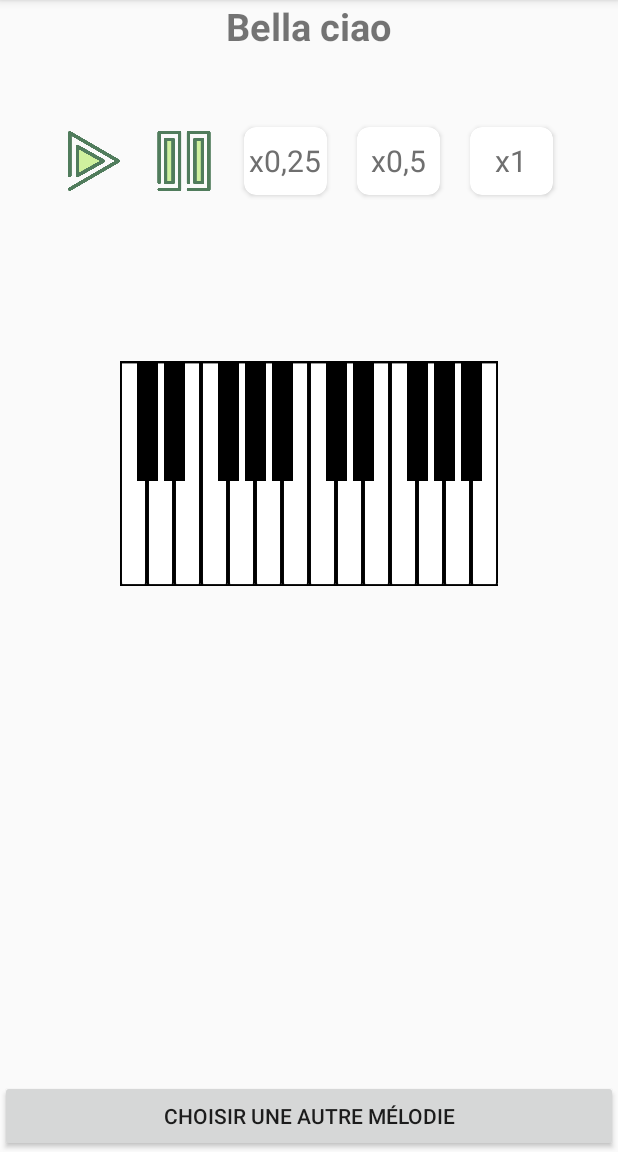
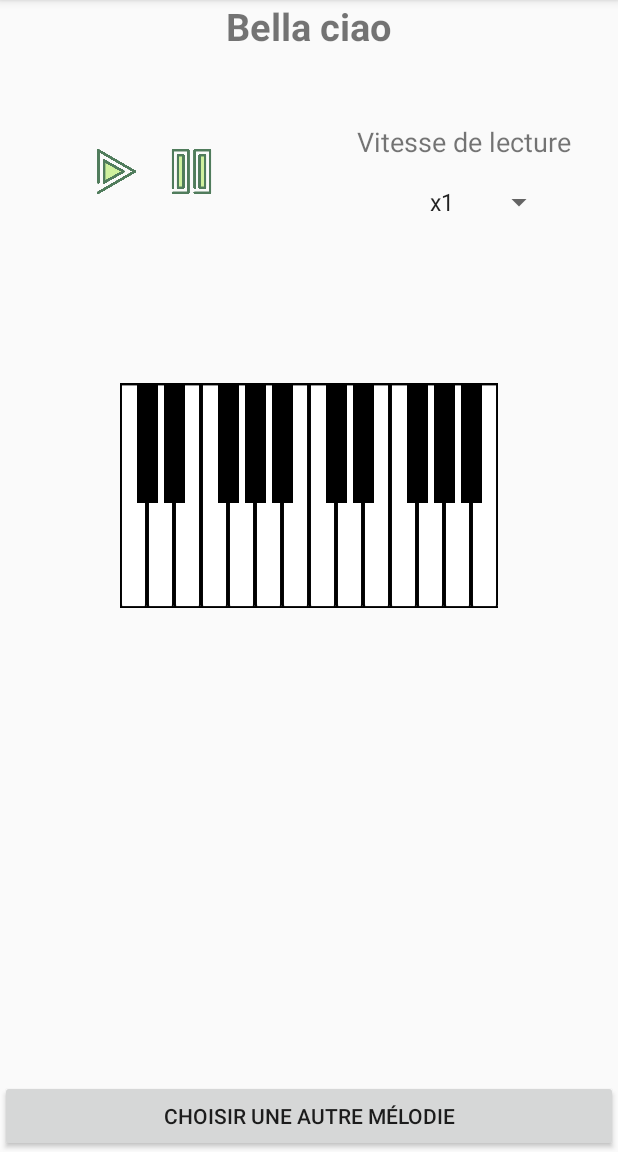
Before and after one commit to Kilian-Pichard/ZicAll, an Android app: the ApprentissagePiano screen opened directly, with no data from a screen before it, on a phone screen of 412 x 824 dp, the part 84-1236 px from its top. Run offline under Robolectric (Android 15) with nearby library versions, the phone set to English and light mode, and no system bars.

Commit message:
Spinner ajouté au lieu de 3 boutons dans apprentissage piano

```diff
--- a/app/src/main/java/iutbayonne/projet/zicall/ApprentissagePiano.java
+++ b/app/src/main/java/iutbayonne/projet/zicall/ApprentissagePiano.java
@@ -7,7 +7,9 @@ import android.view.Menu;
 import android.view.MenuInflater;
 import android.view.MenuItem;
 import android.view.View;
+import android.widget.AdapterView;
 import android.widget.ImageView;
+import android.widget.Spinner;
 import android.widget.TextView;
 
 import androidx.appcompat.app.AppCompatActivity;
@@ -15,7 +17,6 @@ import androidx.appcompat.widget.Toolbar;
 import androidx.cardview.widget.CardView;
 
 import iutbayonne.projet.zicall.ApprentissagePianoPackage.ClavierPianoPackage.Touche;
-import iutbayonne.projet.zicall.ApprentissagePianoPackage.MelodiePackage.Choix_melodie_entrainement_piano;
 import iutbayonne.projet.zicall.ApprentissagePianoPackage.MelodiePackage.Melodie;
 import iutbayonne.projet.zicall.ApprentissagePianoPackage.MelodiePackage.NoteMelodie;
 
@@ -29,7 +30,7 @@ public class ApprentissagePiano extends AppCompatActivity {
     private static MediaPlayer audioTouche;
     private double vitesseMelodie;
 
-    private CardView vitesseUnQuart, vitesseUnDemi, vitesseReelle;
+    private Spinner s_vitesse;
 
     @Override
     protected void onCreate(Bundle savedInstanceState) {
@@ -46,40 +47,28 @@ public class ApprentissagePiano extends AppCompatActivity {
         this.titreMelodie = findViewById(R.id.titreMelodie);
         this.titreMelodie.setText(melodie.getTitreMelodie());
 
-        this.vitesseMelodie = 1.0;
-        this.vitesseUnQuart = findViewById(R.id.btnVitesseMelodieUnQuart);
-        this.vitesseUnQuart.setEnabled(true);
-        this.vitesseUnQuart.setOnClickListener(new View.OnClickListener() {
+        this.s_vitesse = findViewById(R.id.S_vitesse);
+
+        s_vitesse.setOnItemSelectedListener(new AdapterView.OnItemSelectedListener() {
             @Override
-            public void onClick(View v) {
-                vitesseMelodie = 0.25;
-                vitesseUnQuart.setEnabled(false);
-                vitesseUnDemi.setEnabled(true);
-                vitesseReelle.setEnabled(true);
+            public void onItemSelected(AdapterView<?> parent, View view, int position, long id) {
+                if(position == 0)
+                {
+                    vitesseMelodie = 1.0;
+                }
+                if(position == 1)
+                {
+                    vitesseMelodie = 0.5;
+                }
+                if(position == 2)
+                {
+                    vitesseMelodie = 0.25;
+                }
             }
-        });
 
-        this.vitesseUnDemi = findViewById(R.id.btnVitesseMelodieUnDemi);
-        this.vitesseUnDemi.setEnabled(true);
-        this.vitesseUnDemi.setOnClickListener(new View.OnClickListener() {
             @Override
-            public void onClick(View v) {
-                vitesseMelodie = 0.5;
-                vitesseUnQuart.setEnabled(true);
-                vitesseUnDemi.setEnabled(false);
-                vitesseReelle.setEnabled(true);
-            }
-        });
+            public void onNothingSelected(AdapterView<?> parent) {
 
-        this.vitesseReelle = findViewById(R.id.btnVitesseMelodieReelle);
-        this.vitesseReelle.setEnabled(false);
-        this.vitesseReelle.setOnClickListener(new View.OnClickListener() {
-            @Override
-            public void onClick(View v) {
-                vitesseMelodie = 1.0;
-                vitesseUnQuart.setEnabled(true);
-                vitesseUnDemi.setEnabled(true);
-                vitesseReelle.setEnabled(false);
             }
         });
 
--- a/app/src/main/res/layout/activity_apprentissage_piano.xml
+++ b/app/src/main/res/layout/activity_apprentissage_piano.xml
@@ -43,13 +43,21 @@
             android:layout_width="match_parent"
             android:layout_height="wrap_content"
             android:gravity="center"
-            android:layout_marginTop="20sp">
+            android:layout_marginTop="20sp"
+            android:orientation="horizontal">
+
+            <LinearLayout
+                android:layout_width="match_parent"
+                android:layout_height="match_parent"
+                android:layout_weight="1"
+                android:orientation="horizontal"
+                android:gravity="center">
 
                 <ImageView
                     android:id="@+id/btnLancerMelodie"
                     android:layout_margin="10dp"
-                android:layout_width="40dp"
-                android:layout_height="40dp"
+                    android:layout_width="30dp"
+                    android:layout_height="30dp"
                     android:layout_gravity="center"
                     android:onClick="lancerMelodie"
                     app:srcCompat="@drawable/start"
@@ -62,79 +70,39 @@
                     android:layout_margin="10dp"
                     android:id="@+id/btnArreterMelodie"
                     android:onClick="arreterMelodie"
-                android:layout_width="40dp"
-                android:layout_height="40dp"
+                    android:layout_width="30dp"
+                    android:layout_height="30dp"
                     android:layout_gravity="center"
                     app:srcCompat="@drawable/pause"
                     android:clickable="true"
                     android:focusable="true"
                     android:foreground="?android:attr/selectableItemBackground"/>
+            </LinearLayout>
 
-            <androidx.cardview.widget.CardView
-                android:id="@+id/btnVitesseMelodieUnQuart"
-                android:layout_margin="10dp"
-                android:layout_width="55dp"
-                android:layout_height="45dp"
-                android:layout_gravity="center"
-                android:clickable="true"
-                android:focusable="true"
-                app:cardCornerRadius="8dp"
-                android:foreground="?android:attr/selectableItemBackground"
-                app:cardElevation="2dp">
+            <LinearLayout
+                android:layout_width="match_parent"
+                android:layout_height="match_parent"
+                android:orientation="vertical"
+                android:layout_weight="1">
 
                 <TextView
+                    android:layout_width="match_parent"
+                    android:layout_height="40dp"
+                    android:text="Vitesse de lecture"
+                    android:textSize="18sp"
+                    android:gravity="center"/>
+
+                <Spinner
+                    android:id="@+id/S_vitesse"
+                    android:layout_marginLeft="10dp"
                     android:layout_width="wrap_content"
-                    android:layout_height="wrap_content"
+                    android:layout_height="40dp"
+                    android:entries="@array/vitesse"
                     android:layout_gravity="center"
-                    android:text="x0,25"
-                    android:textColor="#6f6f6f"
-                    android:textSize="20sp" />
+                    android:gravity="center"
+                    android:spinnerMode="dialog"/>
+            </LinearLayout>
 
-            </androidx.cardview.widget.CardView>
-
-            <androidx.cardview.widget.CardView
-                android:id="@+id/btnVitesseMelodieUnDemi"
-                android:layout_width="55dp"
-                android:layout_height="45dp"
-                android:layout_gravity="center"
-                android:layout_margin="10dp"
-                android:clickable="true"
-                android:focusable="true"
-                android:foreground="?android:attr/selectableItemBackground"
-                app:cardCornerRadius="8dp"
-                app:cardElevation="2dp">
-
-                <TextView
-                    android:layout_width="wrap_content"
-                    android:layout_height="wrap_content"
-                    android:layout_gravity="center"
-                    android:text="x0,5"
-                    android:textColor="#6f6f6f"
-                    android:textSize="20sp" />
-
-            </androidx.cardview.widget.CardView>
-
-            <androidx.cardview.widget.CardView
-                android:id="@+id/btnVitesseMelodieReelle"
-                android:layout_margin="10dp"
-                android:layout_width="55dp"
-                android:layout_height="45dp"
-                android:layout_gravity="center"
-                android:clickable="true"
-                android:focusable="true"
-                app:cardCornerRadius="8dp"
-                android:foreground="?android:attr/selectableItemBackground"
-                app:cardElevation="2dp">
-
-                <TextView
-                    android:layout_width="wrap_content"
-                    android:layout_height="wrap_content"
-                    android:layout_gravity="center"
-                    android:text="x1"
-                    android:textColor="#6f6f6f"
-                    android:textSize="20sp" />
-
-            </androidx.cardview.widget.CardView>
         </LinearLayout>
 
     <RelativeLayout
--- a/app/src/main/res/layout/activity_ecriture_partition.xml
+++ b/app/src/main/res/layout/activity_ecriture_partition.xml
@@ -17,9 +17,10 @@
         app:popupTheme="@style/ThemeOverlay.AppCompat.Light"/>
 
     <LinearLayout
-        android:layout_width="wrap_content"
+        android:layout_width="match_parent"
         android:layout_height="wrap_content"
-        android:orientation="horizontal">
+        android:orientation="horizontal"
+        android:gravity="center">
 
         <Button
             android:id="@+id/btnDemarrageStopEcriture"
@@ -40,7 +41,8 @@
     <LinearLayout
         android:layout_width="match_parent"
         android:layout_height="wrap_content"
-        android:orientation="horizontal">
+        android:orientation="horizontal"
+        android:gravity="center">
 
         <Button
             android:id="@+id/btnDo1"
@@ -54,10 +56,6 @@
             android:layout_width="39dp"
             android:layout_height="match_parent"
             android:src="@drawable/choix_croche"
-            app:layout_constraintBottom_toBottomOf="parent"
-            app:layout_constraintTop_toTopOf="parent"
-            tools:ignore="DuplicateIds,MissingConstraints"
-            tools:layout_editor_absoluteX="90dp"
             android:layout_margin="5px"/>
 
         <ImageView
@@ -65,10 +63,6 @@
             android:layout_width="39dp"
             android:layout_height="match_parent"
             android:src="@drawable/choix_noire"
-            app:layout_constraintBottom_toBottomOf="parent"
-            app:layout_constraintTop_toTopOf="parent"
-            tools:ignore="DuplicateIds,MissingConstraints"
-            tools:layout_editor_absoluteX="90dp"
             android:layout_margin="5px" />
 
         <ImageView
@@ -76,10 +70,6 @@
             android:layout_width="39dp"
             android:layout_height="match_parent"
             android:src="@drawable/choix_blanche"
-            app:layout_constraintBottom_toBottomOf="parent"
-            app:layout_constraintTop_toTopOf="parent"
-            tools:ignore="DuplicateIds,MissingConstraints"
-            tools:layout_editor_absoluteX="90dp"
             android:layout_margin="5px" />
 
         <ImageView
@@ -87,10 +77,6 @@
             android:layout_width="39dp"
             android:layout_height="match_parent"
             android:src="@drawable/choix_ronde"
-            app:layout_constraintBottom_toBottomOf="parent"
-            app:layout_constraintTop_toTopOf="parent"
-            tools:ignore="DuplicateIds,MissingConstraints"
-            tools:layout_editor_absoluteX="90dp"
             android:layout_margin="5px" />
 
 
--- /dev/null
+++ b/app/src/main/res/values/vitesse.xml
@@ -0,0 +1,8 @@
+<?xml version="1.0" encoding="utf-8"?>
+<resources>
+    <string-array name="vitesse">
+        <item>x1</item>
+        <item>x0.5</item>
+        <item>x0.25</item>
+    </string-array>
+</resources>
```
Lines whose indentation alone changed are shown as unchanged.
